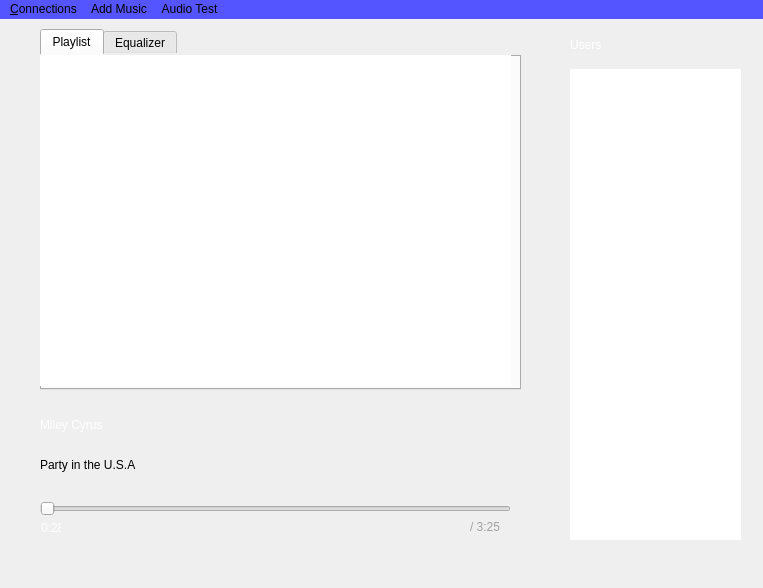
Old version of the form Source/Client/mainwindow.ui in the repository imoongom/commaudio.
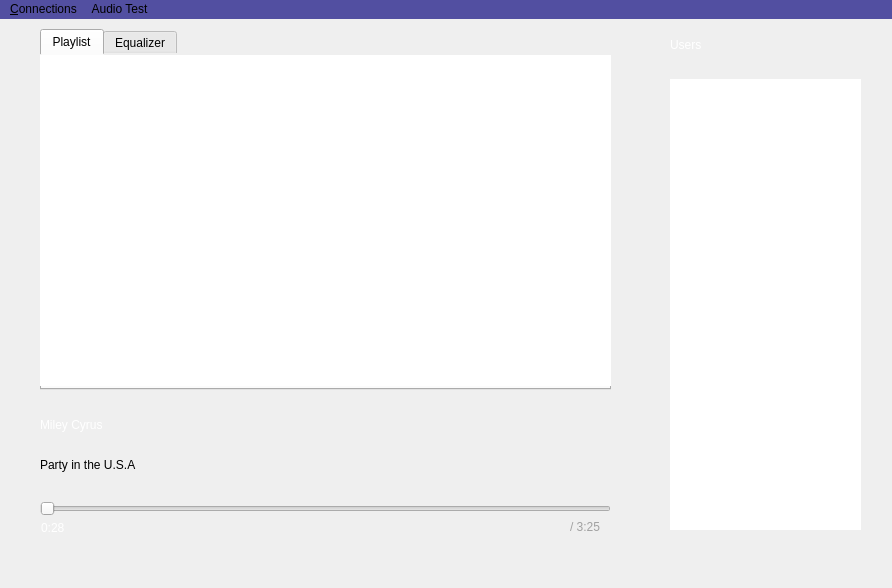
New version of the form.

Commit message: more gui, added a user list thing

```diff
--- a/Source/Client/mainwindow.ui
+++ b/Source/Client/mainwindow.ui
@@ -6,7 +6,7 @@
    <rect>
     <x>0</x>
     <y>0</y>
-    <width>763</width>
+    <width>892</width>
     <height>588</height>
    </rect>
   </property>
@@ -40,7 +40,7 @@
      <rect>
       <x>40</x>
       <y>480</y>
-      <width>471</width>
+      <width>571</width>
       <height>19</height>
      </rect>
     </property>
@@ -70,7 +70,7 @@
      <rect>
       <x>40</x>
       <y>10</y>
-      <width>481</width>
+      <width>571</width>
       <height>361</height>
      </rect>
     </property>
@@ -90,7 +90,7 @@
        <rect>
         <x>0</x>
         <y>0</y>
-        <width>471</width>
+        <width>571</width>
         <height>331</height>
        </rect>
       </property>
@@ -108,7 +108,7 @@
    <widget class="QPushButton" name="playButton">
     <property name="geometry">
      <rect>
-      <x>390</x>
+      <x>470</x>
       <y>390</y>
       <width>41</width>
       <height>41</height>
@@ -141,7 +141,7 @@
    <widget class="QPushButton" name="pauseButton">
     <property name="geometry">
      <rect>
-      <x>430</x>
+      <x>520</x>
       <y>390</y>
       <width>41</width>
       <height>41</height>
@@ -171,7 +171,7 @@
    <widget class="QPushButton" name="stopButton">
     <property name="geometry">
      <rect>
-      <x>470</x>
+      <x>570</x>
       <y>390</y>
       <width>41</width>
       <height>41</height>
@@ -203,7 +203,7 @@
      <rect>
       <x>41</x>
       <y>501</y>
-      <width>20</width>
+      <width>61</width>
       <height>16</height>
      </rect>
     </property>
@@ -218,7 +218,7 @@
    <widget class="QLabel" name="label_2">
     <property name="geometry">
      <rect>
-      <x>470</x>
+      <x>570</x>
       <y>500</y>
       <width>61</width>
       <height>16</height>
@@ -232,20 +232,24 @@
      <string>/ 3:25</string>
     </property>
    </widget>
-   <widget class="QListView" name="listView">
+   <widget class="QListWidget" name="userList">
     <property name="geometry">
      <rect>
-      <x>570</x>
-      <y>50</y>
-      <width>171</width>
-      <height>471</height>
+      <x>670</x>
+      <y>60</y>
+      <width>191</width>
+      <height>451</height>
      </rect>
     </property>
+    <property name="styleSheet">
+     <string notr="true">font: 57 11pt &quot;Roboto Medium&quot;;
+</string>
+    </property>
    </widget>
    <widget class="QLabel" name="label_4">
     <property name="geometry">
      <rect>
-      <x>570</x>
+      <x>670</x>
       <y>10</y>
       <width>161</width>
       <height>31</height>
@@ -267,23 +271,19 @@
     <rect>
      <x>0</x>
      <y>0</y>
-     <width>763</width>
+     <width>892</width>
      <height>31</height>
     </rect>
    </property>
    <property name="styleSheet">
-    <string notr="true">background-color: rgb(85, 85, 255);</string>
+    <string notr="true">background-color: #524FA1;</string>
    </property>
    <widget class="QMenu" name="menuConnections">
     <property name="title">
      <string>&amp;Connections</string>
     </property>
     <addaction name="separator"/>
-   </widget>
-   <widget class="QMenu" name="menuAdd_Music">
-    <property name="title">
-     <string>Add Music</string>
-    </property>
+    <addaction name="actionJoin_MultiCast"/>
    </widget>
    <widget class="QMenu" name="menuAudio_Test">
     <property name="title">
@@ -297,7 +297,6 @@
     <addaction name="actionPlaylist"/>
    </widget>
    <addaction name="menuConnections"/>
-   <addaction name="menuAdd_Music"/>
    <addaction name="menuAudio_Test"/>
   </widget>
   <action name="action_Request_Playlist">
```
Left out of the diff: 8 changed lines with no effect on the pictures. The commit also changes 2 other files.
